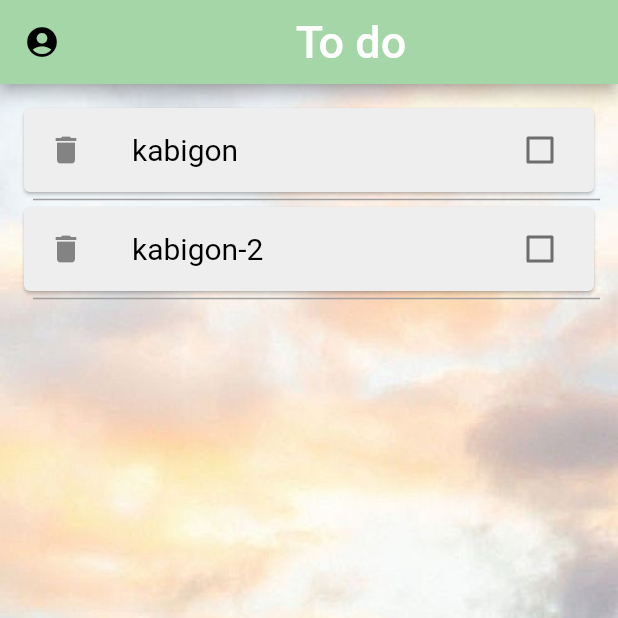
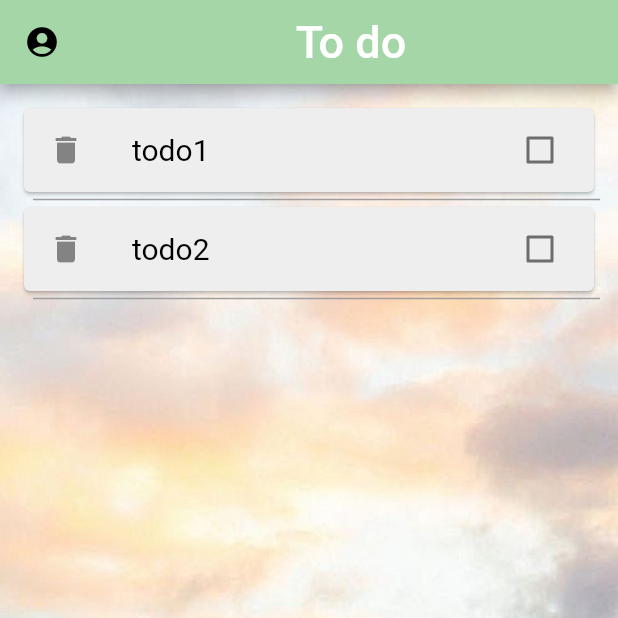
Before and after one commit to kabigon-li/flutter-practice, a Flutter app: the screen it shows after launch, item 2 of the bottom bar chosen, on a phone screen of 412 x 824 dp, the top half of it. Run offline on Flutter 3.47's test engine with Material 2 defaults, Android fonts, the phone set to English and light mode, and no system bars; our stand-ins replace image_picker, sqflite; accounts and stored records are empty; Roboto replaces fonts that are missing (Cursive).

```diff
--- a/lib/main.dart
+++ b/lib/main.dart
@@ -23,6 +23,7 @@ void main() async {
         "CREATE TABLE todo(id INTEGER PRIMARY KEY, content TEXT, ischecked INTEGER)",
       );
     },
+
     // 更新する時、２になる、次の更新３になる、毎回増える
     version: 1,
   );
@@ -30,14 +31,14 @@ void main() async {
   // クラスの実体化、Todoをtodo1に代入
   final todo1 = Todo(
     id: 0,
-    content: 'kabigon',
+    content: 'todo1',
     isChecked: 0,
   );
 
   // クラスの実体化、Todoをtodo２に代入
   final todo2 = Todo(
     id: 1,
-    content: 'kabigon-2',
+    content: 'todo2',
     isChecked: 0,
   );
 
```
Also changed, not shown: lib/tab/timeLine.dart (+6 -2 lines).
